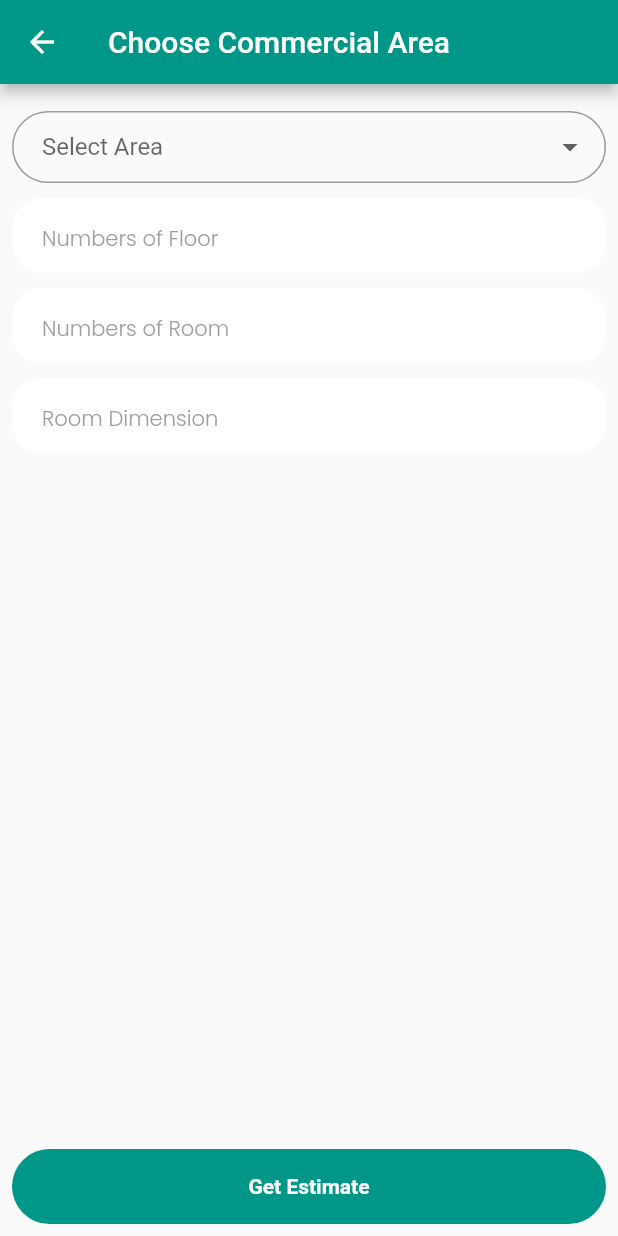
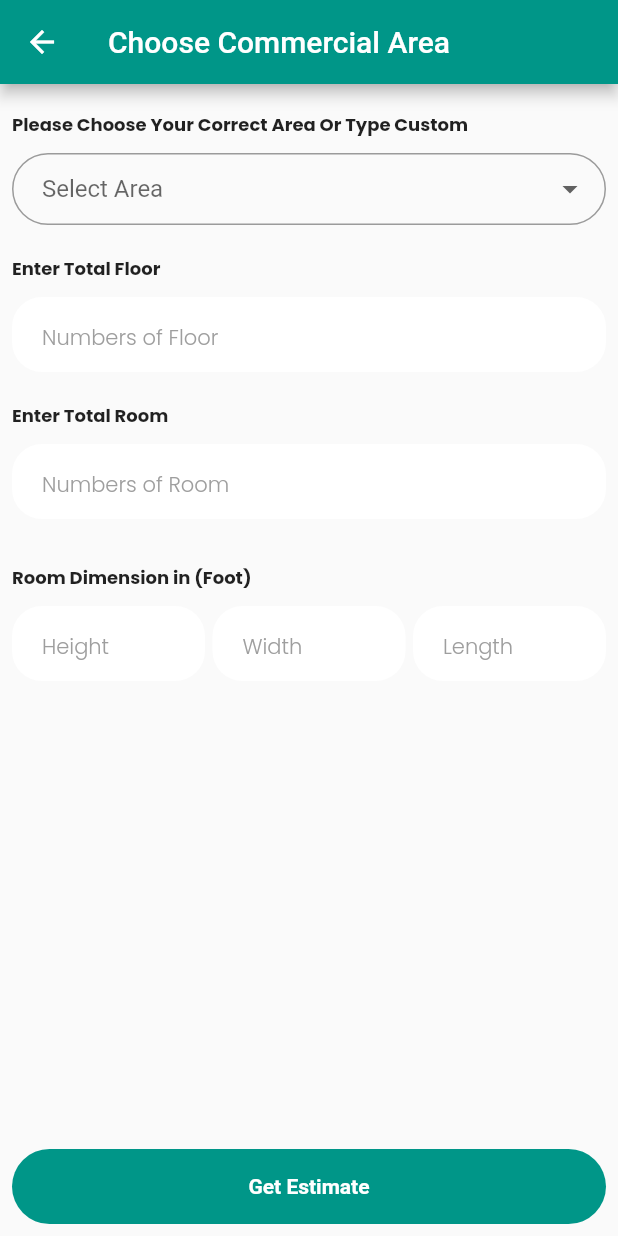
Before and after one commit to JamshaidMallik/amenities_fyp, a Flutter app: the CommercialAreaScreen screen opened directly, on a phone screen of 412 x 824 dp. Run offline on Flutter 3.47's test engine with Material 2 defaults, Android fonts, the phone set to English and light mode, and no system bars; our stand-ins replace awesome_dialog, cached_network_image, cloud_firestore, dotted_border, firebase_auth, firebase_core and 5 more; accounts and stored records are empty.

Commit message:
code change

```diff
--- a/lib/screens/user_screens/cart_screen.dart
+++ b/lib/screens/user_screens/cart_screen.dart
@@ -22,6 +22,7 @@ class CartScreen extends StatelessWidget {
             body: c.myCartProductList.isNotEmpty
                 ? Padding(
                     padding: const EdgeInsets.all(8.0),
+                    child: SingleChildScrollView(
                       child: Column(
                         children: [
                           Text(
@@ -31,6 +32,7 @@ class CartScreen extends StatelessWidget {
                           10.0.height,
                           ListView.builder(
                               shrinkWrap: true,
+                              physics: const BouncingScrollPhysics(),
                               itemCount: c.myCartProductList.length,
                               itemBuilder: (context, index) {
                                 var item = c.myCartProductList[index];
@@ -176,7 +178,9 @@ class CartScreen extends StatelessWidget {
                                   ),
                                 );
                               }),
+                          80.0.height,
                         ],
+                      ),
                     ),
                   )
                 : const Center(
--- a/lib/screens/user_screens/commercial_area_screen.dart
+++ b/lib/screens/user_screens/commercial_area_screen.dart
@@ -28,6 +28,8 @@ class CommercialAreaScreen extends StatelessWidget {
               crossAxisAlignment: CrossAxisAlignment.start,
               children: [
                 10.0.height,
+                Text('Please Choose Your Correct Area Or Type Custom', style: kHeadingText.copyWith(fontSize: 12.0),),
+                10.0.height,
                 DropdownButtonFormField(
                     decoration: InputDecoration(
                       contentPadding: const EdgeInsets.symmetric(horizontal: 20,vertical: 5),
@@ -42,27 +44,40 @@ class CommercialAreaScreen extends StatelessWidget {
                     ),
                     hint: const Text("Select Area"),
                     items: c.listItem.map((valueItem){
-                      if (valueItem == "Custom") {
-                        return DropdownMenuItem(
-                          value: valueItem,
-                          child: Text(valueItem),
-                        );
-                      } else {
-                        return DropdownMenuItem(
-                          value: valueItem,
-                          child: Text('$valueItem Marla'),
-                        );
-                      }
+                      return DropdownMenuItem(
+                        value: valueItem,
+                        child: Text(valueItem, style:kPrimaryText.copyWith(fontSize: 14.0),),
+                      );
                     }).toList(),
                     value: c.valueChoose,
                     onChanged: (newValue)=> c.chooseArea(newValue)),
-                c.valueChoose == 'Custom'?  customTextField(hintText: 'Enter Custom Area',controller: c.customAreaController):Container(),
+                c.valueChoose == 'Custom'?  Column(
+                  children: [
+                    10.0.height,
+                    customTextField(hintText: 'Enter Custom Area',controller: c.customAreaController),
+                  ],
+                ):Container(),
+                20.0.height,
+                Text('Enter Total Floor', style: kHeadingText.copyWith(fontSize: 12.0),),
                 10.0.height,
-                customTextField(hintText: 'Numbers of Floor', controller: c.floorController),
+                customTextField(hintText: 'Numbers of Floor', controller: c.floorController, keyboardType: TextInputType.number),
+                20.0.height,
+                Text('Enter Total Room', style: kHeadingText.copyWith(fontSize: 12.0),),
                 10.0.height,
-                customTextField(hintText: 'Numbers of Room',controller: c.roomController),
+                customTextField(hintText: 'Numbers of Room', controller: c.roomController, keyboardType: TextInputType.number),
+                30.0.height,
+                Text('Room Dimension in (Foot)', style: kHeadingText.copyWith(fontSize: 12.0),),
                 10.0.height,
-                customTextField(hintText: 'Room Dimension', controller: c.roomDimensionController),
+                Row(
+                  children: [
+                    Expanded(child: customTextField(hintText: 'Height',controller: c.roomHeightController,keyboardType: TextInputType.number)),
+                    5.0.width,
+                    Expanded(child: customTextField(hintText: 'Width',controller: c.roomWidthController,keyboardType: TextInputType.number)),
+                    5.0.width,
+                    Expanded(child: customTextField(hintText: 'Length',controller: c.roomLengthController,keyboardType: TextInputType.number)),
+                  ],
+                ),
+
                 40.0.height,
               ],
             ),
@@ -70,8 +85,8 @@ class CommercialAreaScreen extends StatelessWidget {
           bottomNavigationBar: Padding(
             padding: const EdgeInsets.all(8.0),
             child: primarybutton(btnText: 'Get Estimate',press: (){
-
-              // Get.to(()=> const EstimateResultScreen());
+              c.calculateEstimation();
+              Get.to(()=> const EstimateResultScreen());
             }),
           ),
         );
--- a/lib/screens/user_screens/estimation_result_screen.dart
+++ b/lib/screens/user_screens/estimation_result_screen.dart
@@ -135,6 +135,7 @@ class EstimateResultScreen extends StatelessWidget {
           bottomNavigationBar: Padding(
             padding: const EdgeInsets.all(8.0),
             child: primarybutton(btnText: 'Proceed to Order', press: () {
+              c.floorController.clear();
              Get.off(() => const UserMainScreen());
             }),
           ),
```
Also changed, not shown: lib/controller/estimation_controller.dart (+104 -61 lines). Lines whose indentation alone changed are shown as unchanged.
